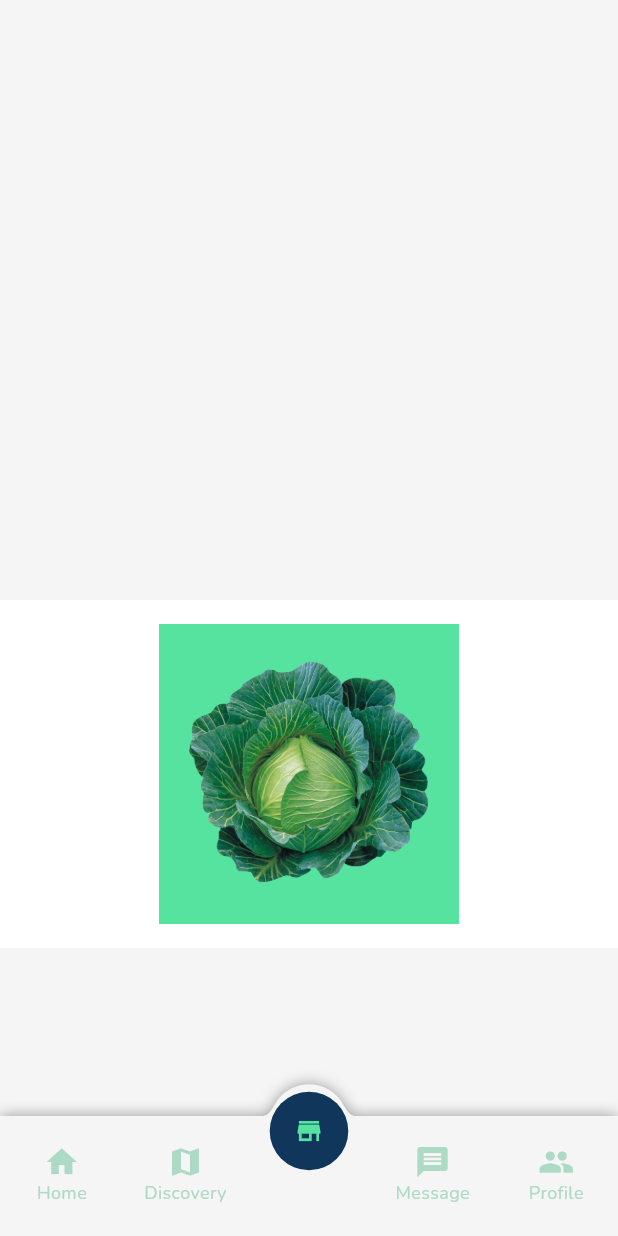
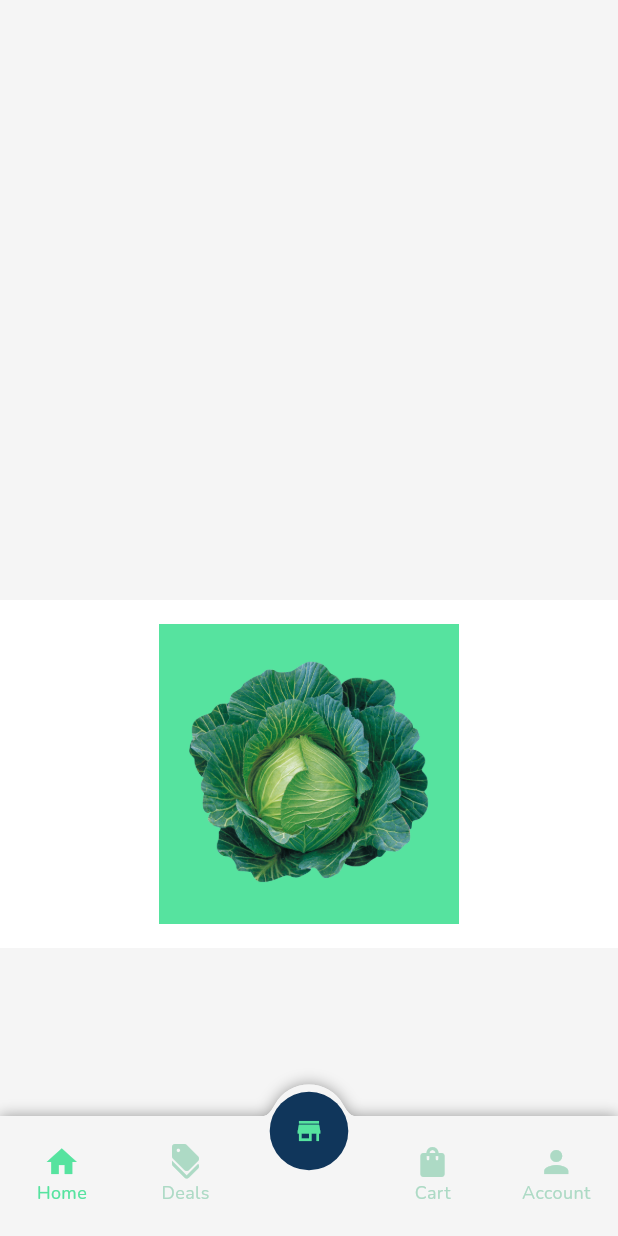
Before and after one commit to FelippeNO/bento_challenge, a Flutter app: the RootView screen opened by its route, on a phone screen of 412 x 824 dp. Run offline on Flutter 3.47's test engine with Material 3 defaults, Android fonts, the phone set to English and light mode, and no system bars; our stand-ins replace carousel_slider, dartz, flutter_modular, lottie.

Commit message:
integrated root module with its views

```diff
--- /dev/null
+++ b/bento_challenge/lib/root/navbar/controller/my_bottom_nav_controller.dart
@@ -0,0 +1,12 @@
+import 'package:flutter/material.dart';
+
+class MyBottomNavBarController extends ChangeNotifier {
+  final ValueNotifier<int> _currentIndex = ValueNotifier<int>(0);
+
+  ValueNotifier<int> get currentIndex => _currentIndex;
+
+  void updateCurrentIndex(int index) {
+    _currentIndex.value = index;
+    _currentIndex.notifyListeners();
+  }
+}
--- /dev/null
+++ b/bento_challenge/lib/root/presentation/views/home_view.dart
@@ -0,0 +1,47 @@
+import 'package:bento_challenge/core/design/ui_colors.dart';
+import 'package:bento_challenge/core/design/ui_paddings.dart';
+import 'package:bento_challenge/core/widgets/animated_scale_up_scale_down_widget.dart';
+import 'package:bento_challenge/product/data/product_details_data.dart';
+import 'package:bento_challenge/product/domain/entities/product_details_entity.dart';
+import 'package:flutter/material.dart';
+import 'package:flutter_modular/flutter_modular.dart';
+
+class HomeView extends StatelessWidget {
+  const HomeView({super.key});
+
+  @override
+  Widget build(BuildContext context) {
+    return Column(
+      children: [
+        const SizedBox(height: 400),
+        Container(
+          color: Colors.white,
+          padding: const EdgeInsets.all(16),
+          child: Center(
+            child: AnimatedScaleUpScaleDownWidget(
+              onTap: () {
+                Modular.to.pushNamed('/product/details', arguments: {
+                  'product': ProductDetailsEntity.fromMap(productDetailsData['products'][0]),
+                });
+              },
+              child: Container(
+                height: 200,
+                width: 200,
+                color: UIColors.shamrock,
+                child: Padding(
+                  padding: UIPaddings.all16,
+                  child: Hero(
+                    tag: 'product_image',
+                    child: Image.asset(
+                      'lib/assets/images/cabbage0.png',
+                    ),
+                  ),
+                ),
+              ),
+            ),
+          ),
+        ),
+      ],
+    );
+  }
+}
--- a/bento_challenge/lib/root/presentation/views/root_view.dart
+++ b/bento_challenge/lib/root/presentation/views/root_view.dart
@@ -1,53 +1,40 @@
 import 'package:bento_challenge/core/design/ui_colors.dart';
-import 'package:bento_challenge/core/design/ui_paddings.dart';
 import 'package:bento_challenge/core/design/ui_scale.dart';
-import 'package:bento_challenge/core/widgets/animated_scale_up_scale_down_widget.dart';
-import 'package:bento_challenge/product/data/product_details_data.dart';
-import 'package:bento_challenge/product/domain/entities/product_details_entity.dart';
 import 'package:bento_challenge/root/navbar/bar.dart';
+import 'package:bento_challenge/root/navbar/controller/my_bottom_nav_controller.dart';
 import 'package:bento_challenge/root/navbar/item.dart';
+import 'package:bento_challenge/root/presentation/views/account_view.dart';
+import 'package:bento_challenge/root/presentation/views/cart_view.dart';
+import 'package:bento_challenge/root/presentation/views/deals_view.dart';
+import 'package:bento_challenge/root/presentation/views/home_view.dart';
+import 'package:bento_challenge/root/presentation/views/market_view.dart';
 import 'package:flutter/material.dart';
 import 'package:flutter_modular/flutter_modular.dart';
 
 class RootView extends StatelessWidget {
-  const RootView({super.key});
+  RootView({super.key});
+
+  final List<Widget> _views = [
+    const HomeView(),
+    const DealsView(),
+    const MarketView(),
+    const CartView(),
+    const AccountView(),
+  ];
 
   @override
   Widget build(BuildContext context) {
     UIScale.init(context);
+
     return Scaffold(
-      body: Column(
-        children: [
-          const SizedBox(height: 400),
-          Container(
-            color: Colors.white,
-            padding: const EdgeInsets.all(16),
-            child: Center(
-              child: AnimatedScaleUpScaleDownWidget(
-                onTap: () {
-                  Modular.to.pushNamed('/product/details', arguments: {
-                    'product': ProductDetailsEntity.fromMap(productDetailsData['products'][0]),
-                  });
-                },
-                child: Container(
-                  height: 200,
-                  width: 200,
-                  color: UIColors.shamrock,
-                  child: Padding(
-                    padding: UIPaddings.all16,
-                    child: Hero(
-                      tag: 'product_image',
-                      child: Image.asset(
-                        'lib/assets/images/cabbage0.png',
-                      ),
-                    ),
-                  ),
-                ),
-              ),
-            ),
-          ),
-        ],
-      ),
+      body: ValueListenableBuilder(
+          valueListenable: Modular.get<MyBottomNavBarController>().currentIndex,
+          builder: (context, value, child) {
+            return IndexedStack(
+              index: value,
+              children: _views,
+            );
+          }),
       bottomNavigationBar: ConvexAppBar(
         backgroundColor: UIColors.alabaster,
         activeColor: UIColors.shamrock,
@@ -59,13 +46,15 @@ class RootView extends StatelessWidget {
         top: -60,
         items: const [
           TabItem(icon: Icons.home, title: 'Home'),
-          TabItem(icon: Icons.map, title: 'Discovery'),
-          TabItem(icon: Icons.store, title: 'Add'),
-          TabItem(icon: Icons.message, title: 'Message'),
-          TabItem(icon: Icons.people, title: 'Profile'),
+          TabItem(icon: Icons.discount, title: 'Deals'),
+          TabItem(icon: Icons.store, title: 'Market'),
+          TabItem(icon: Icons.shopping_bag, title: 'Cart'),
+          TabItem(icon: Icons.person, title: 'Account'),
         ],
-        initialActiveIndex: 2,
-        onTap: (int i) => print('click index=$i'),
+        initialActiveIndex: 0,
+        onTap: (int i) => {
+          Modular.get<MyBottomNavBarController>().updateCurrentIndex(i),
+        },
       ),
     );
   }
```
Also changed, not shown: bento_challenge/lib/root/presentation/views/account_view.dart (added, +29 -0 lines), bento_challenge/lib/root/presentation/views/cart_view.dart (added, +29 -0 lines), bento_challenge/lib/root/presentation/views/deals_view.dart (added, +29 -0 lines), bento_challenge/lib/root/presentation/views/market_view.dart (added, +29 -0 lines), bento_challenge/lib/root/root_module.dart (+3 -13 lines).
